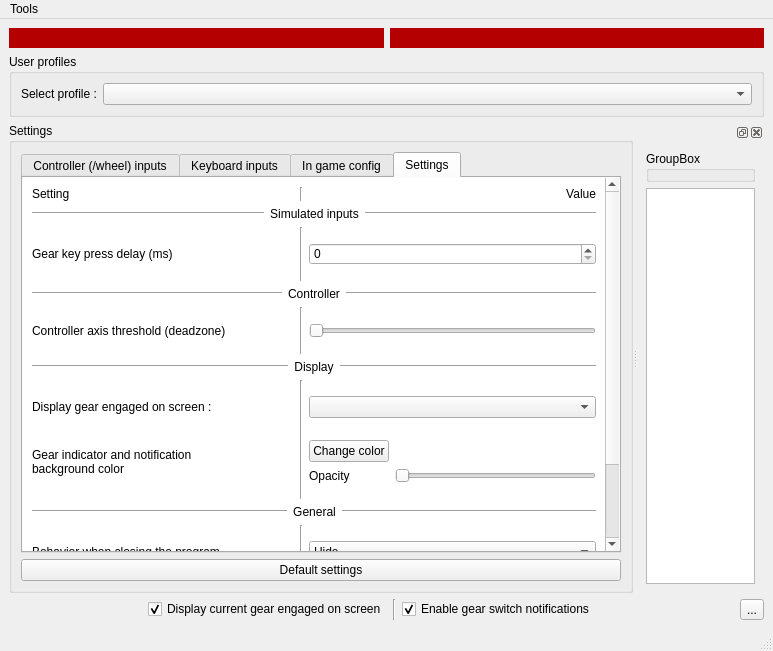
First picture: the form in BrokenTC2/mainwindow.ui, repository BrokenGameNoob/BrokenTC2, before the edit.
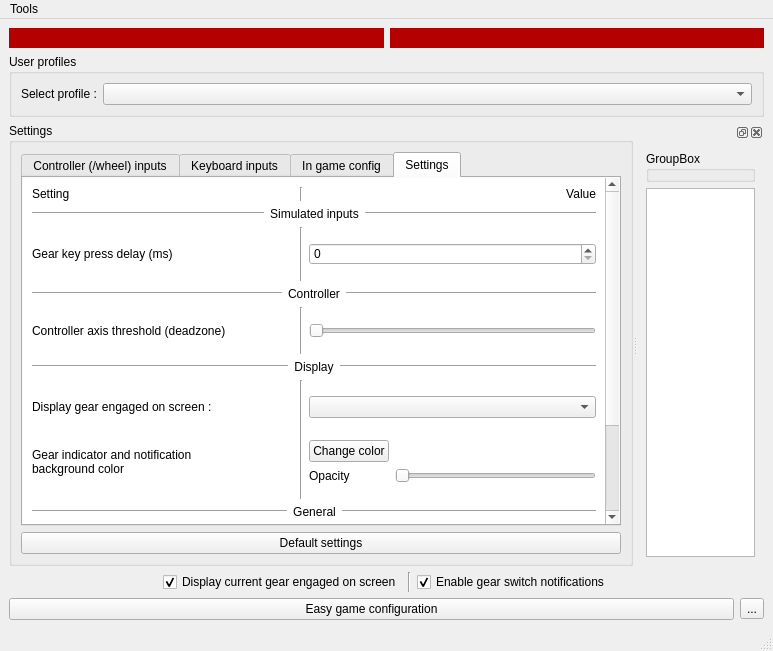
Second picture: the form after the edit. Icons and pictures are not drawn. Custom widgets are drawn as their Qt base class.

```diff
--- a/BrokenTC2/mainwindow.ui
+++ b/BrokenTC2/mainwindow.ui
@@ -15,166 +15,6 @@
   </property>
   <widget class="QWidget" name="centralwidget">
    <layout class="QGridLayout" name="gridLayout">
-    <item row="3" column="2">
-     <widget class="QToolButton" name="toolB_help">
-      <property name="text">
-       <string>...</string>
-      </property>
-      <property name="icon">
-       <iconset resource="assets/resources.qrc">
-        <normaloff>:/img/img/helpIcon.png</normaloff>:/img/img/helpIcon.png</iconset>
-      </property>
-      <property name="toolButtonStyle">
-       <enum>Qt::ToolButtonIconOnly</enum>
-      </property>
-     </widget>
-    </item>
-    <item row="3" column="0" colspan="2">
-     <layout class="QHBoxLayout" name="hlay_currentGearDisplay">
-      <item>
-       <spacer name="horizontalSpacer_2">
-        <property name="orientation">
-         <enum>Qt::Horizontal</enum>
-        </property>
-        <property name="sizeHint" stdset="0">
-         <size>
-          <width>40</width>
-          <height>20</height>
-         </size>
-        </property>
-       </spacer>
-      </item>
-      <item>
-       <widget class="QCheckBox" name="cb_showCurrentGear">
-        <property name="sizePolicy">
-         <sizepolicy hsizetype="Preferred" vsizetype="Fixed">
-          <horstretch>0</horstretch>
-          <verstretch>0</verstretch>
-         </sizepolicy>
-        </property>
-        <property name="layoutDirection">
-         <enum>Qt::LeftToRight</enum>
-        </property>
-        <property name="text">
-         <string>Display current gear engaged on screen</string>
-        </property>
-        <property name="checked">
-         <bool>true</bool>
-        </property>
-       </widget>
-      </item>
-      <item>
-       <widget class="Line" name="line_33">
-        <property name="orientation">
-         <enum>Qt::Vertical</enum>
-        </property>
-       </widget>
-      </item>
-      <item>
-       <widget class="QCheckBox" name="cb_enableNotification">
-        <property name="sizePolicy">
-         <sizepolicy hsizetype="Preferred" vsizetype="Fixed">
-          <horstretch>0</horstretch>
-          <verstretch>0</verstretch>
-         </sizepolicy>
-        </property>
-        <property name="layoutDirection">
-         <enum>Qt::LeftToRight</enum>
-        </property>
-        <property name="text">
-         <string>Enable gear switch notifications</string>
-        </property>
-        <property name="checked">
-         <bool>true</bool>
-        </property>
-       </widget>
-      </item>
-      <item>
-       <spacer name="horizontalSpacer">
-        <property name="orientation">
-         <enum>Qt::Horizontal</enum>
-        </property>
-        <property name="sizeHint" stdset="0">
-         <size>
-          <width>40</width>
-          <height>20</height>
-         </size>
-        </property>
-       </spacer>
-      </item>
-     </layout>
-    </item>
-    <item row="1" column="0" colspan="3">
-     <widget class="QGroupBox" name="gb_profile">
-      <property name="sizePolicy">
-       <sizepolicy hsizetype="Preferred" vsizetype="Maximum">
-        <horstretch>0</horstretch>
-        <verstretch>0</verstretch>
-       </sizepolicy>
-      </property>
-      <property name="title">
-       <string>User profiles</string>
-      </property>
-      <layout class="QVBoxLayout" name="verticalLayout_2">
-       <item>
-        <layout class="QHBoxLayout" name="hlay_profileComboBox">
-         <item>
-          <widget class="QLabel" name="lbl_disp_selectProfile">
-           <property name="sizePolicy">
-            <sizepolicy hsizetype="Maximum" vsizetype="Preferred">
-             <horstretch>0</horstretch>
-             <verstretch>0</verstretch>
-            </sizepolicy>
-           </property>
-           <property name="text">
-            <string>Select profile :</string>
-           </property>
-          </widget>
-         </item>
-         <item>
-          <widget class="QComboBox" name="cb_selectDevice"/>
-         </item>
-        </layout>
-       </item>
-      </layout>
-     </widget>
-    </item>
-    <item row="0" column="0" colspan="3">
-     <layout class="QHBoxLayout" name="hlay_pad">
-      <item>
-       <widget class="QLabel" name="lbl_pad_LB">
-        <property name="maximumSize">
-         <size>
-          <width>16777215</width>
-          <height>20</height>
-         </size>
-        </property>
-        <property name="styleSheet">
-         <string notr="true">background-color:rgb(180,0,0)</string>
-        </property>
-        <property name="text">
-         <string/>
-        </property>
-       </widget>
-      </item>
-      <item>
-       <widget class="QLabel" name="lbl_pad_RB">
-        <property name="maximumSize">
-         <size>
-          <width>16777215</width>
-          <height>20</height>
-         </size>
-        </property>
-        <property name="styleSheet">
-         <string notr="true">background-color:rgb(180,0,0)</string>
-        </property>
-        <property name="text">
-         <string/>
-        </property>
-       </widget>
-      </item>
-     </layout>
-    </item>
     <item row="2" column="0" colspan="3">
      <widget class="QSplitter" name="splitter">
       <property name="minimumSize">
@@ -1177,9 +1017,9 @@
             <property name="geometry">
              <rect>
               <x>0</x>
-              <y>-156</y>
-              <width>582</width>
-              <height>514</height>
+              <y>0</y>
+              <width>579</width>
+              <height>597</height>
              </rect>
             </property>
             <property name="minimumSize">
@@ -1752,6 +1592,176 @@
       </widget>
      </widget>
     </item>
+    <item row="1" column="0" colspan="3">
+     <widget class="QGroupBox" name="gb_profile">
+      <property name="sizePolicy">
+       <sizepolicy hsizetype="Preferred" vsizetype="Maximum">
+        <horstretch>0</horstretch>
+        <verstretch>0</verstretch>
+       </sizepolicy>
+      </property>
+      <property name="title">
+       <string>User profiles</string>
+      </property>
+      <layout class="QVBoxLayout" name="verticalLayout_2">
+       <item>
+        <layout class="QHBoxLayout" name="hlay_profileComboBox">
+         <item>
+          <widget class="QLabel" name="lbl_disp_selectProfile">
+           <property name="sizePolicy">
+            <sizepolicy hsizetype="Maximum" vsizetype="Preferred">
+             <horstretch>0</horstretch>
+             <verstretch>0</verstretch>
+            </sizepolicy>
+           </property>
+           <property name="text">
+            <string>Select profile :</string>
+           </property>
+          </widget>
+         </item>
+         <item>
+          <widget class="QComboBox" name="cb_selectDevice"/>
+         </item>
+        </layout>
+       </item>
+      </layout>
+     </widget>
+    </item>
+    <item row="0" column="0" colspan="3">
+     <layout class="QHBoxLayout" name="hlay_pad">
+      <item>
+       <widget class="QLabel" name="lbl_pad_LB">
+        <property name="maximumSize">
+         <size>
+          <width>16777215</width>
+          <height>20</height>
+         </size>
+        </property>
+        <property name="styleSheet">
+         <string notr="true">background-color:rgb(180,0,0)</string>
+        </property>
+        <property name="text">
+         <string/>
+        </property>
+       </widget>
+      </item>
+      <item>
+       <widget class="QLabel" name="lbl_pad_RB">
+        <property name="maximumSize">
+         <size>
+          <width>16777215</width>
+          <height>20</height>
+         </size>
+        </property>
+        <property name="styleSheet">
+         <string notr="true">background-color:rgb(180,0,0)</string>
+        </property>
+        <property name="text">
+         <string/>
+        </property>
+       </widget>
+      </item>
+     </layout>
+    </item>
+    <item row="4" column="0" colspan="2">
+     <widget class="QPushButton" name="pb_ezConf">
+      <property name="toolTip">
+       <string>&lt;html&gt;&lt;head/&gt;&lt;body&gt;&lt;p&gt;Help configure the game files with an intuitive GUI&lt;/p&gt;&lt;/body&gt;&lt;/html&gt;</string>
+      </property>
+      <property name="text">
+       <string>Easy game configuration</string>
+      </property>
+     </widget>
+    </item>
+    <item row="4" column="2">
+     <widget class="QToolButton" name="toolB_help">
+      <property name="text">
+       <string>...</string>
+      </property>
+      <property name="icon">
+       <iconset resource="assets/resources.qrc">
+        <normaloff>:/img/img/helpIcon.png</normaloff>:/img/img/helpIcon.png</iconset>
+      </property>
+      <property name="toolButtonStyle">
+       <enum>Qt::ToolButtonIconOnly</enum>
+      </property>
+     </widget>
+    </item>
+    <item row="3" column="0" colspan="3">
+     <layout class="QHBoxLayout" name="hlay_currentGearDisplay">
+      <item>
+       <spacer name="horizontalSpacer_2">
+        <property name="orientation">
+         <enum>Qt::Horizontal</enum>
+        </property>
+        <property name="sizeHint" stdset="0">
+         <size>
+          <width>40</width>
+          <height>20</height>
+         </size>
+        </property>
+       </spacer>
+      </item>
+      <item>
+       <widget class="QCheckBox" name="cb_showCurrentGear">
+        <property name="sizePolicy">
+         <sizepolicy hsizetype="Preferred" vsizetype="Fixed">
+          <horstretch>0</horstretch>
+          <verstretch>0</verstretch>
+         </sizepolicy>
+        </property>
+        <property name="layoutDirection">
+         <enum>Qt::LeftToRight</enum>
+        </property>
+        <property name="text">
+         <string>Display current gear engaged on screen</string>
+        </property>
+        <property name="checked">
+         <bool>true</bool>
+        </property>
+       </widget>
+      </item>
+      <item>
+       <widget class="Line" name="line_33">
+        <property name="orientation">
+         <enum>Qt::Vertical</enum>
+        </property>
+       </widget>
+      </item>
+      <item>
+       <widget class="QCheckBox" name="cb_enableNotification">
+        <property name="sizePolicy">
+         <sizepolicy hsizetype="Preferred" vsizetype="Fixed">
+          <horstretch>0</horstretch>
+          <verstretch>0</verstretch>
+         </sizepolicy>
+        </property>
+        <property name="layoutDirection">
+         <enum>Qt::LeftToRight</enum>
+        </property>
+        <property name="text">
+         <string>Enable gear switch notifications</string>
+        </property>
+        <property name="checked">
+         <bool>true</bool>
+        </property>
+       </widget>
+      </item>
+      <item>
+       <spacer name="horizontalSpacer">
+        <property name="orientation">
+         <enum>Qt::Horizontal</enum>
+        </property>
+        <property name="sizeHint" stdset="0">
+         <size>
+          <width>40</width>
+          <height>20</height>
+         </size>
+        </property>
+       </spacer>
+      </item>
+     </layout>
+    </item>
    </layout>
   </widget>
   <widget class="QMenuBar" name="menubar">
```
Left out of the diff: 12 changed lines with no effect on the pictures.
